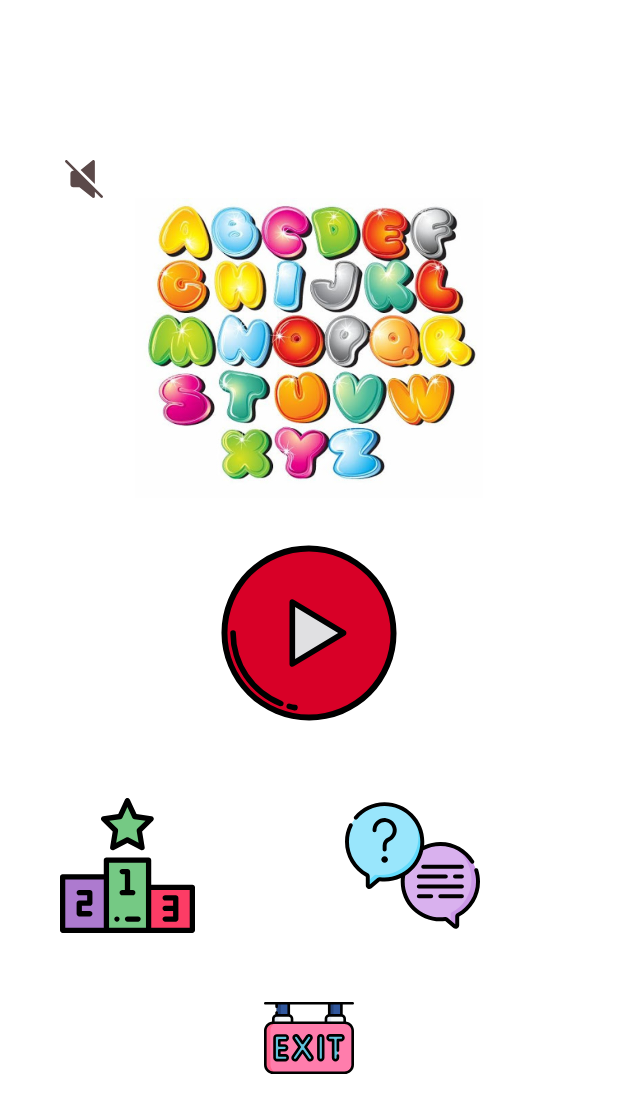
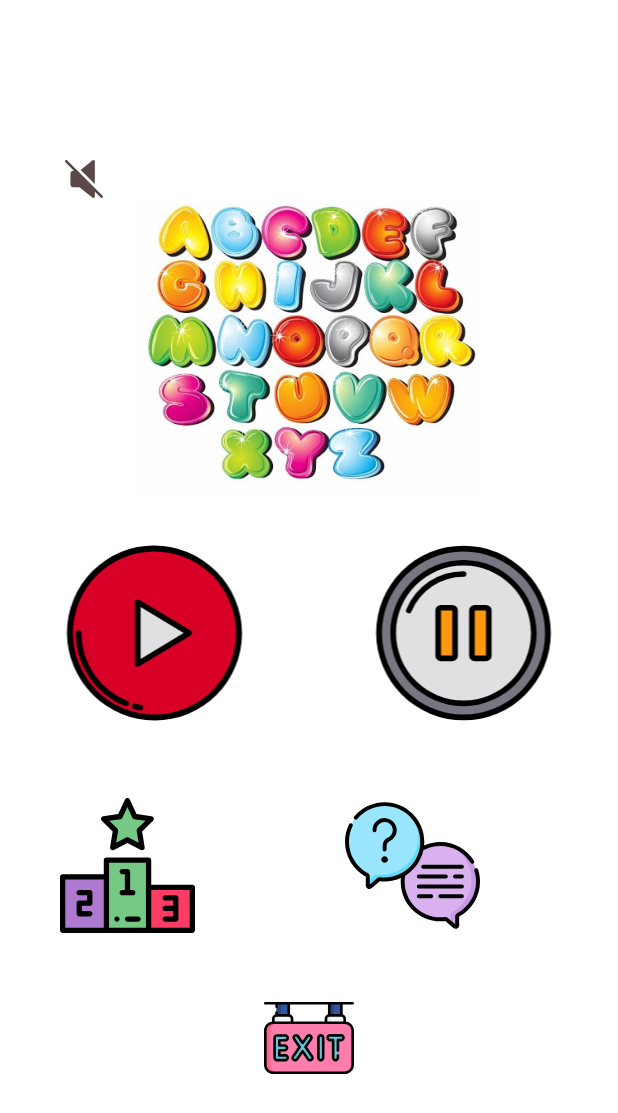
Before and after one commit to SamiaShashmi/Word-Hunt, an Android app: the screen it shows after launch (MainActivity), on a phone screen of 412 x 824 dp. Shown: the top 1113 px of the screen. Run offline under Robolectric (Android 15) with nearby library versions, the phone set to English and light mode, and no system bars.

Commit message:
final touch

```diff
--- a/app/src/main/java/com/example/wordhunt/MainActivity.java
+++ b/app/src/main/java/com/example/wordhunt/MainActivity.java
@@ -182,6 +182,11 @@ public class MainActivity extends AppCompatActivity {
         int x = 1;
         Intent intent = new Intent(MainActivity.this, mainGrid.class);
         intent.putExtra("share", x);
+        intent.putExtra("level", radioChecked);
+        intent.putExtra("isSong", sound_check);
+        System.out.println(sound_check);
+        song.pause();
+        sound_check = false;
         startActivity(intent);
     }
     public void exit(View view)
--- /dev/null
+++ b/app/src/main/res/drawable/ic_pause.xml
@@ -0,0 +1,12 @@
+<vector android:height="120dp" android:viewportHeight="512"
+    android:viewportWidth="512" android:width="120dp" xmlns:android="http://schemas.android.com/apk/res/android">
+    <path android:fillColor="#787680" android:pathData="M256,256m-240,0a240,240 0,1 1,480 0a240,240 0,1 1,-480 0"/>
+    <path android:fillColor="#e0e0e2" android:pathData="M256,256m-200,0a200,200 0,1 1,400 0a200,200 0,1 1,-400 0"/>
+    <path android:fillColor="#ff9811" android:pathData="M192,184L224,184A8,8 0,0 1,232 192L232,320A8,8 0,0 1,224 328L192,328A8,8 0,0 1,184 320L184,192A8,8 0,0 1,192 184z"/>
+    <path android:fillColor="#ff9811" android:pathData="M288,184L320,184A8,8 0,0 1,328 192L328,320A8,8 0,0 1,320 328L288,328A8,8 0,0 1,280 320L280,192A8,8 0,0 1,288 184z"/>
+    <path android:fillColor="#FF000000" android:pathData="m431.362,80.638a248,248 0,1 0,-350.724 350.724,248 248,0 1,0 350.724,-350.724zM420.049,420.049a232,232 0,0 1,-328.1 -328.1,232 232,0 0,1 328.1,328.1z"/>
+    <path android:fillColor="#FF000000" android:pathData="m256,48c-114.691,0 -208,93.309 -208,208s93.309,208 208,208 208,-93.309 208,-208 -93.309,-208 -208,-208zM256,448c-105.869,0 -192,-86.131 -192,-192s86.131,-192 192,-192 192,86.131 192,192 -86.131,192 -192,192z"/>
+    <path android:fillColor="#FF000000" android:pathData="m256,80a176.049,176.049 0,0 0,-162.775 108.95,8 8,0 1,0 14.792,6.1 160.05,160.05 0,0 1,147.983 -99.05,8 8,0 0,0 0,-16z"/>
+    <path android:fillColor="#FF000000" android:pathData="m224,176h-32a16.019,16.019 0,0 0,-16 16v128a16.019,16.019 0,0 0,16 16h32a16.019,16.019 0,0 0,16 -16v-128a16.019,16.019 0,0 0,-16 -16zM224,320h-32v-128h32l0.01,128z"/>
+    <path android:fillColor="#FF000000" android:pathData="m320,176h-32a16.019,16.019 0,0 0,-16 16v128a16.019,16.019 0,0 0,16 16h32a16.019,16.019 0,0 0,16 -16v-128a16.019,16.019 0,0 0,-16 -16zM320,320h-32v-128h32l0.01,128z"/>
+</vector>
--- a/app/src/main/res/layout/activity_main.xml
+++ b/app/src/main/res/layout/activity_main.xml
@@ -43,15 +43,33 @@
         android:orientation="vertical"
         android:gravity="center"
         android:layout_marginTop="0dp">
-
+        <LinearLayout
+            android:layout_width="match_parent"
+            android:layout_height="wrap_content"
+            android:orientation="horizontal"
+            >
             <ImageView
-            android:layout_width="wrap_content"
+                android:layout_width="0dp"
                 android:layout_height="wrap_content"
                 android:src="@drawable/ic_play_button"
                 android:id="@+id/newgame"
                 android:layout_marginTop="30dp"
                 android:layout_marginBottom="20dp"
+                android:layout_weight="1"
                 />
+            <ImageView
+                android:layout_width="0dp"
+                android:layout_height="wrap_content"
+                android:src="@drawable/ic_pause"
+                android:layout_marginTop="30dp"
+                android:layout_marginBottom="20dp"
+                android:onClick="resumeMainMenu"
+                android:layout_weight="1"
+                />
+        </LinearLayout>
+
+
+
 
 
         <!--<Button
```
Also changed, not shown: app/src/main/java/com/example/wordhunt/mainGrid.java (+58 -7 lines), app/src/main/res/layout/activity_main_grid.xml (+10 -11 lines), app/src/main/res/layout/game_over_pop_up.xml (+1 -10 lines). Lines whose indentation alone changed are shown as unchanged.
